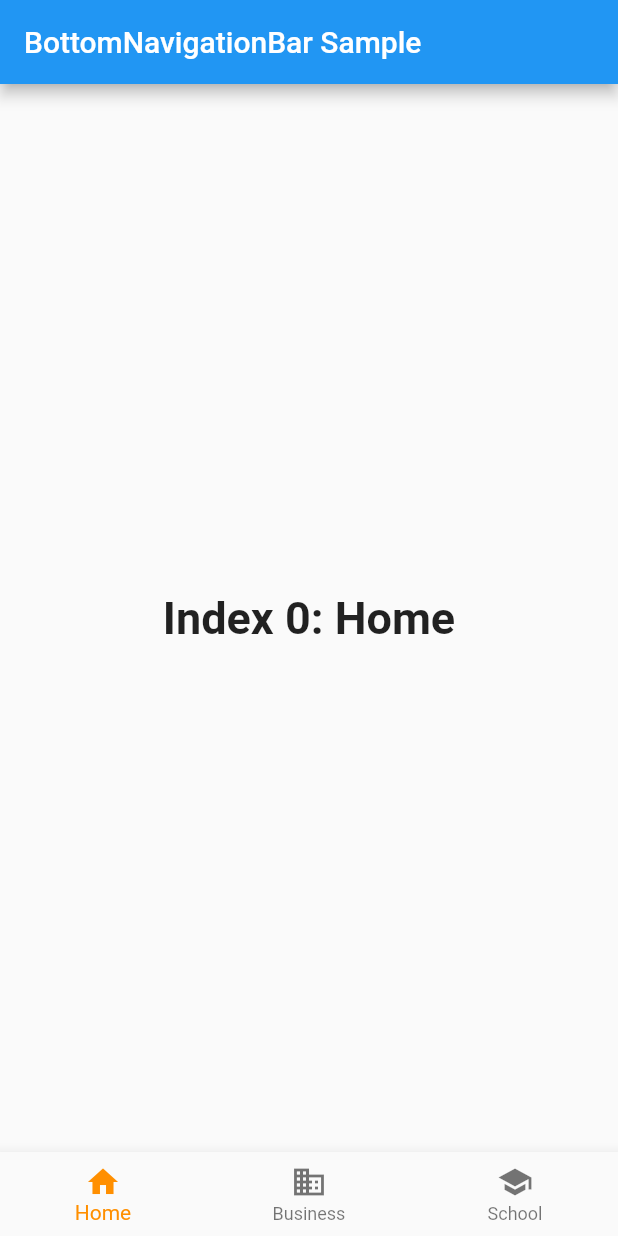
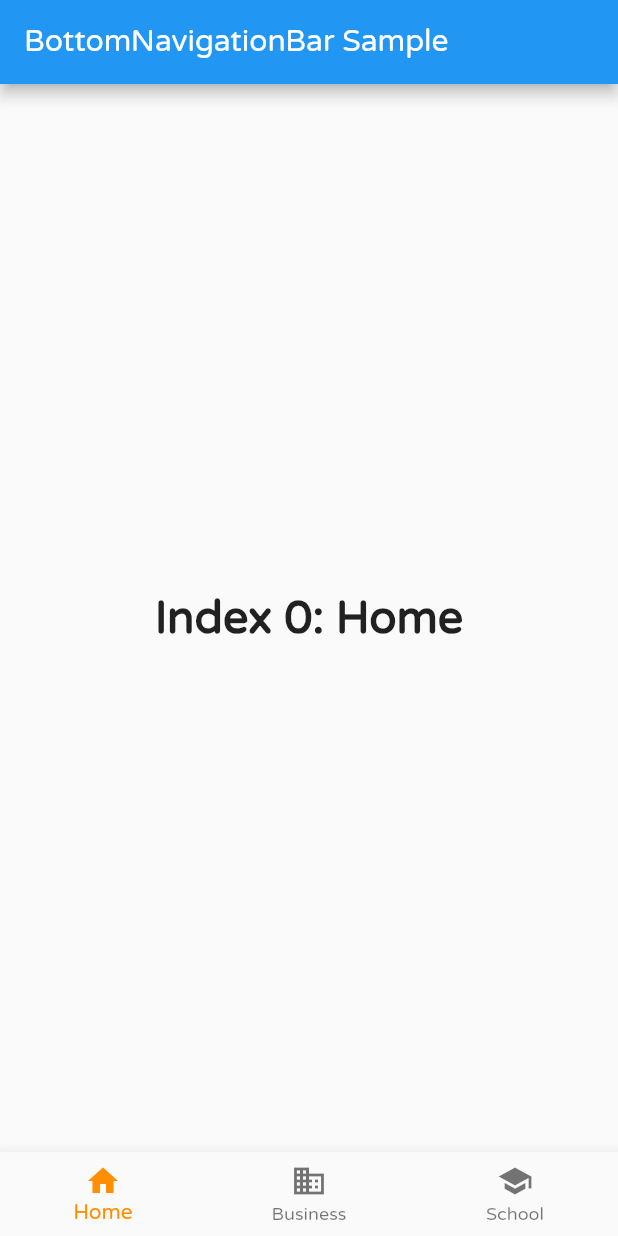
Before and after one commit to arunsivakumar/bill-e, a Flutter app: the screen it shows after launch, on a phone screen of 412 x 824 dp. Run offline on Flutter 3.47's test engine with Material 2 defaults, Android fonts, the phone set to English and light mode, and no system bars.

Commit message:
feat: added Varela font

```diff
--- a/lib/src/app.dart
+++ b/lib/src/app.dart
@@ -6,6 +6,9 @@ class App extends StatelessWidget {
   Widget build(BuildContext context) {
     return MaterialApp(
       debugShowCheckedModeBanner: false,
+      theme: ThemeData(
+        fontFamily: "Varela",
+      ),
       home: HomePage(),
     );
   }
```
Also changed, not shown: pubspec.yaml (+6 -1 lines), assets/fonts/VarelaRound-Regular.ttf (added), pubspec.lock.
